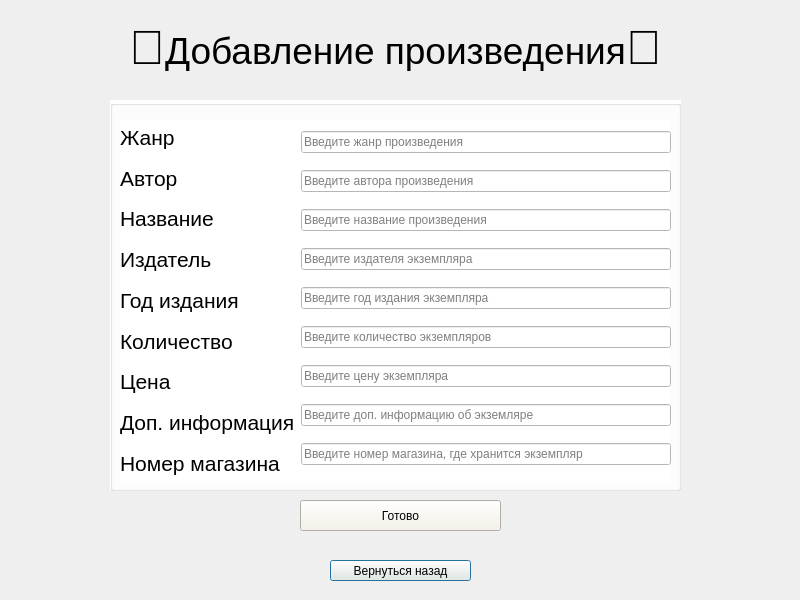
mamam111a/2-year_coursework_client, file add_item.ui: the form before one commit.
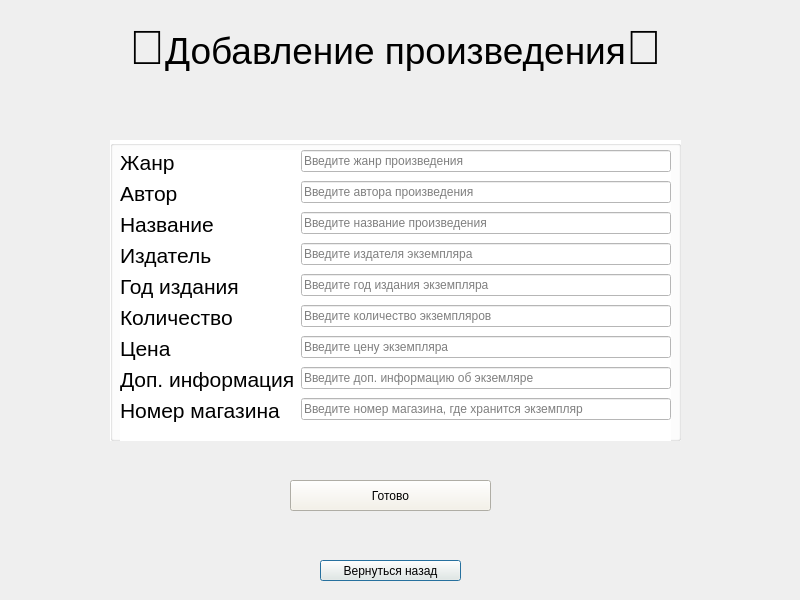
The form after the commit.

The edit to the form file:
```diff
--- a/add_item.ui
+++ b/add_item.ui
@@ -30,9 +30,9 @@
    <property name="geometry">
     <rect>
      <x>110</x>
-     <y>100</y>
+     <y>140</y>
      <width>571</width>
-     <height>391</height>
+     <height>301</height>
     </rect>
    </property>
    <property name="styleSheet">
@@ -41,86 +41,24 @@
    <property name="title">
     <string/>
    </property>
-   <widget class="QWidget" name="layoutWidget">
+   <widget class="QWidget" name="">
     <property name="geometry">
      <rect>
       <x>10</x>
-      <y>20</y>
+      <y>10</y>
       <width>551</width>
-      <height>361</height>
+      <height>291</height>
      </rect>
     </property>
-    <layout class="QHBoxLayout" name="horizontalLayout">
-     <item>
-      <layout class="QVBoxLayout" name="verticalLayout">
-       <item>
+    <layout class="QFormLayout" name="formLayout">
+     <item row="0" column="0">
         <widget class="QLabel" name="dfgdfg">
          <property name="text">
           <string>&lt;html&gt;&lt;head/&gt;&lt;body&gt;&lt;p&gt;&lt;span style=&quot; font-size:16pt;&quot;&gt;Жанр&lt;/span&gt;&lt;/p&gt;&lt;/body&gt;&lt;/html&gt;</string>
          </property>
         </widget>
        </item>
-       <item>
-        <widget class="QLabel" name="dfg">
-         <property name="text">
-          <string>&lt;html&gt;&lt;head/&gt;&lt;body&gt;&lt;p&gt;&lt;span style=&quot; font-size:16pt;&quot;&gt;Автор&lt;/span&gt;&lt;/p&gt;&lt;/body&gt;&lt;/html&gt;</string>
-         </property>
-        </widget>
-       </item>
-       <item>
-        <widget class="QLabel" name="titledfgfd">
-         <property name="text">
-          <string>&lt;html&gt;&lt;head/&gt;&lt;body&gt;&lt;p&gt;&lt;span style=&quot; font-size:16pt;&quot;&gt;Название&lt;/span&gt;&lt;/p&gt;&lt;/body&gt;&lt;/html&gt;</string>
-         </property>
-        </widget>
-       </item>
-       <item>
-        <widget class="QLabel" name="dfggfd">
-         <property name="text">
-          <string>&lt;html&gt;&lt;head/&gt;&lt;body&gt;&lt;p&gt;&lt;span style=&quot; font-size:16pt;&quot;&gt;Издатель&lt;/span&gt;&lt;/p&gt;&lt;/body&gt;&lt;/html&gt;</string>
-         </property>
-        </widget>
-       </item>
-       <item>
-        <widget class="QLabel" name="dfgfgd">
-         <property name="text">
-          <string>&lt;html&gt;&lt;head/&gt;&lt;body&gt;&lt;p&gt;&lt;span style=&quot; font-size:16pt;&quot;&gt;Год издания&lt;/span&gt;&lt;/p&gt;&lt;/body&gt;&lt;/html&gt;</string>
-         </property>
-        </widget>
-       </item>
-       <item>
-        <widget class="QLabel" name="fdggfd">
-         <property name="text">
-          <string>&lt;html&gt;&lt;head/&gt;&lt;body&gt;&lt;p&gt;&lt;span style=&quot; font-size:16pt;&quot;&gt;Количество&lt;/span&gt;&lt;/p&gt;&lt;/body&gt;&lt;/html&gt;</string>
-         </property>
-        </widget>
-       </item>
-       <item>
-        <widget class="QLabel" name="dfgfgd_2">
-         <property name="text">
-          <string>&lt;html&gt;&lt;head/&gt;&lt;body&gt;&lt;p&gt;&lt;span style=&quot; font-size:16pt;&quot;&gt;Цена&lt;/span&gt;&lt;/p&gt;&lt;/body&gt;&lt;/html&gt;</string>
-         </property>
-        </widget>
-       </item>
-       <item>
-        <widget class="QLabel" name="fdgfgd">
-         <property name="text">
-          <string>&lt;html&gt;&lt;head/&gt;&lt;body&gt;&lt;p&gt;&lt;span style=&quot; font-size:16pt;&quot;&gt;Доп. информация&lt;/span&gt;&lt;/p&gt;&lt;/body&gt;&lt;/html&gt;</string>
-         </property>
-        </widget>
-       </item>
-       <item>
-        <widget class="QLabel" name="label_2">
-         <property name="text">
-          <string>&lt;html&gt;&lt;head/&gt;&lt;body&gt;&lt;p&gt;&lt;span style=&quot; font-size:16pt;&quot;&gt;Номер магазина&lt;/span&gt;&lt;/p&gt;&lt;/body&gt;&lt;/html&gt;</string>
-         </property>
-        </widget>
-       </item>
-      </layout>
-     </item>
-     <item>
-      <layout class="QVBoxLayout" name="verticalLayout_2">
-       <item>
+     <item row="0" column="1">
         <widget class="QLineEdit" name="section">
          <property name="text">
           <string/>
@@ -130,56 +68,112 @@
          </property>
         </widget>
        </item>
-       <item>
+     <item row="1" column="0">
+      <widget class="QLabel" name="dfg">
+       <property name="text">
+        <string>&lt;html&gt;&lt;head/&gt;&lt;body&gt;&lt;p&gt;&lt;span style=&quot; font-size:16pt;&quot;&gt;Автор&lt;/span&gt;&lt;/p&gt;&lt;/body&gt;&lt;/html&gt;</string>
+       </property>
+      </widget>
+     </item>
+     <item row="1" column="1">
         <widget class="QLineEdit" name="author">
          <property name="placeholderText">
           <string>Введите автора произведения</string>
          </property>
         </widget>
        </item>
-       <item>
+     <item row="2" column="0">
+      <widget class="QLabel" name="titledfgfd">
+       <property name="text">
+        <string>&lt;html&gt;&lt;head/&gt;&lt;body&gt;&lt;p&gt;&lt;span style=&quot; font-size:16pt;&quot;&gt;Название&lt;/span&gt;&lt;/p&gt;&lt;/body&gt;&lt;/html&gt;</string>
+       </property>
+      </widget>
+     </item>
+     <item row="2" column="1">
         <widget class="QLineEdit" name="title">
          <property name="placeholderText">
           <string>Введите название произведения</string>
          </property>
         </widget>
        </item>
-       <item>
+     <item row="3" column="0">
+      <widget class="QLabel" name="dfggfd">
+       <property name="text">
+        <string>&lt;html&gt;&lt;head/&gt;&lt;body&gt;&lt;p&gt;&lt;span style=&quot; font-size:16pt;&quot;&gt;Издатель&lt;/span&gt;&lt;/p&gt;&lt;/body&gt;&lt;/html&gt;</string>
+       </property>
+      </widget>
+     </item>
+     <item row="3" column="1">
         <widget class="QLineEdit" name="publisher">
          <property name="placeholderText">
           <string>Введите издателя экземпляра</string>
          </property>
         </widget>
        </item>
-       <item>
+     <item row="4" column="0">
+      <widget class="QLabel" name="dfgfgd">
+       <property name="text">
+        <string>&lt;html&gt;&lt;head/&gt;&lt;body&gt;&lt;p&gt;&lt;span style=&quot; font-size:16pt;&quot;&gt;Год издания&lt;/span&gt;&lt;/p&gt;&lt;/body&gt;&lt;/html&gt;</string>
+       </property>
+      </widget>
+     </item>
+     <item row="4" column="1">
         <widget class="QLineEdit" name="publisher_year">
          <property name="placeholderText">
           <string>Введите год издания экземпляра</string>
          </property>
         </widget>
        </item>
-       <item>
+     <item row="5" column="0">
+      <widget class="QLabel" name="fdggfd">
+       <property name="text">
+        <string>&lt;html&gt;&lt;head/&gt;&lt;body&gt;&lt;p&gt;&lt;span style=&quot; font-size:16pt;&quot;&gt;Количество&lt;/span&gt;&lt;/p&gt;&lt;/body&gt;&lt;/html&gt;</string>
+       </property>
+      </widget>
+     </item>
+     <item row="5" column="1">
         <widget class="QLineEdit" name="quantity">
          <property name="placeholderText">
           <string>Введите количество экземпляров</string>
          </property>
         </widget>
        </item>
-       <item>
+     <item row="6" column="0">
+      <widget class="QLabel" name="dfgfgd_2">
+       <property name="text">
+        <string>&lt;html&gt;&lt;head/&gt;&lt;body&gt;&lt;p&gt;&lt;span style=&quot; font-size:16pt;&quot;&gt;Цена&lt;/span&gt;&lt;/p&gt;&lt;/body&gt;&lt;/html&gt;</string>
+       </property>
+      </widget>
+     </item>
+     <item row="6" column="1">
         <widget class="QLineEdit" name="price">
          <property name="placeholderText">
           <string>Введите цену экземпляра</string>
          </property>
         </widget>
        </item>
-       <item>
+     <item row="7" column="0">
+      <widget class="QLabel" name="fdgfgd">
+       <property name="text">
+        <string>&lt;html&gt;&lt;head/&gt;&lt;body&gt;&lt;p&gt;&lt;span style=&quot; font-size:16pt;&quot;&gt;Доп. информация&lt;/span&gt;&lt;/p&gt;&lt;/body&gt;&lt;/html&gt;</string>
+       </property>
+      </widget>
+     </item>
+     <item row="7" column="1">
         <widget class="QLineEdit" name="additionalinfo">
          <property name="placeholderText">
           <string>Введите доп. информацию об экземляре</string>
          </property>
         </widget>
        </item>
-       <item>
+     <item row="8" column="0">
+      <widget class="QLabel" name="label_2">
+       <property name="text">
+        <string>&lt;html&gt;&lt;head/&gt;&lt;body&gt;&lt;p&gt;&lt;span style=&quot; font-size:16pt;&quot;&gt;Номер магазина&lt;/span&gt;&lt;/p&gt;&lt;/body&gt;&lt;/html&gt;</string>
+       </property>
+      </widget>
+     </item>
+     <item row="8" column="1">
         <widget class="QLineEdit" name="shopNumber">
          <property name="placeholderText">
           <string>Введите номер магазина, где хранится экземпляр</string>
@@ -187,14 +181,12 @@
         </widget>
        </item>
       </layout>
-     </item>
-    </layout>
    </widget>
   </widget>
   <widget class="QPushButton" name="pushButton">
    <property name="geometry">
     <rect>
-     <x>330</x>
+     <x>320</x>
      <y>560</y>
      <width>141</width>
      <height>21</height>
@@ -213,8 +205,8 @@
   <widget class="QPushButton" name="pushButton_2">
    <property name="geometry">
     <rect>
-     <x>300</x>
-     <y>500</y>
+     <x>290</x>
+     <y>480</y>
      <width>201</width>
      <height>31</height>
     </rect>
```
Lines whose indentation alone changed are shown as unchanged.
